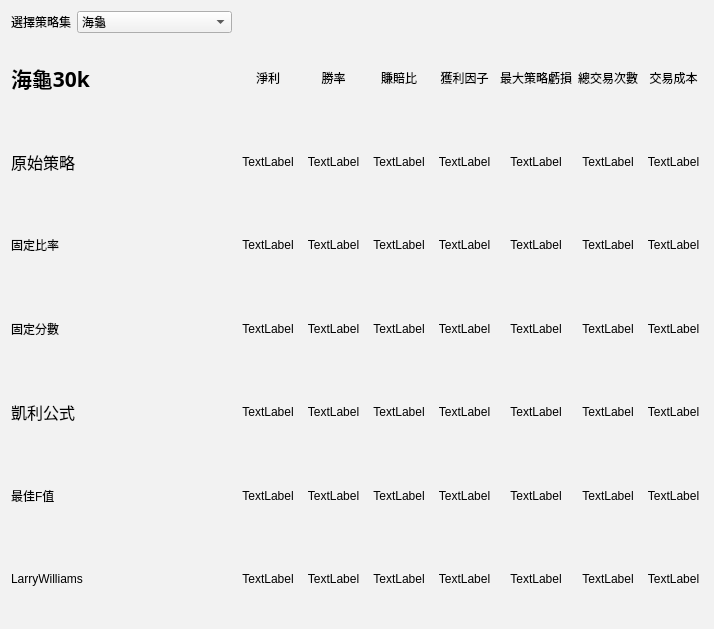
allen93075/Winner, file Read_txt_UI.ui: the form before one commit.
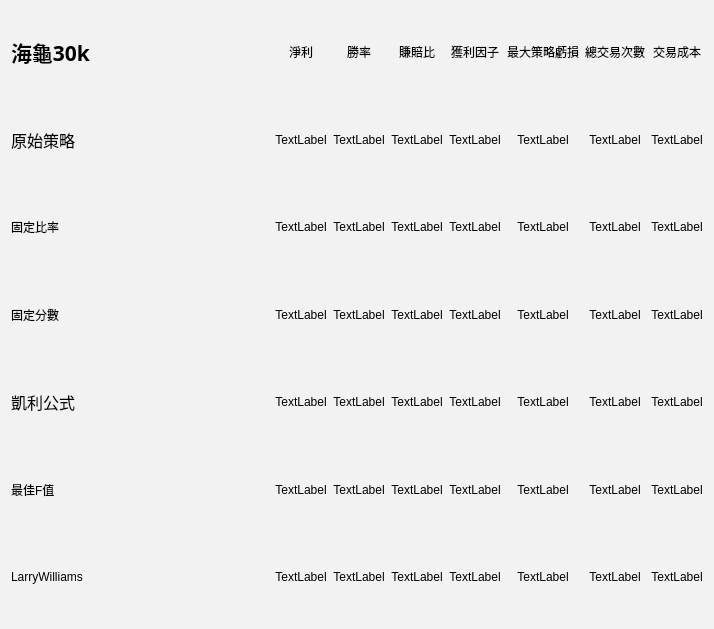
The form after the commit.

Commit message: 績效報表修改

Patch:
```diff
--- a/Read_txt_UI.ui
+++ b/Read_txt_UI.ui
@@ -29,7 +29,7 @@
    <string notr="true">background-color: rgb(242, 242, 242);</string>
   </property>
   <layout class="QGridLayout" name="gridLayout">
-   <item row="1" column="0">
+   <item row="0" column="0">
     <layout class="QVBoxLayout" name="verticalLayout">
      <item>
       <widget class="QLabel" name="title">
@@ -102,7 +102,7 @@
      </item>
     </layout>
    </item>
-   <item row="1" column="1">
+   <item row="0" column="1">
     <layout class="QHBoxLayout" name="horizontalLayout_2">
      <item>
       <layout class="QVBoxLayout" name="verticalLayout_3">
@@ -624,65 +624,6 @@
      </item>
     </layout>
    </item>
-   <item row="0" column="0">
-    <layout class="QHBoxLayout" name="horizontalLayout_4">
-     <item>
-      <widget class="QLabel" name="label_11">
-       <property name="sizePolicy">
-        <sizepolicy hsizetype="Minimum" vsizetype="Minimum">
-         <horstretch>0</horstretch>
-         <verstretch>0</verstretch>
-        </sizepolicy>
-       </property>
-       <property name="text">
-        <string>選擇策略集</string>
-       </property>
-      </widget>
-     </item>
-     <item>
-      <widget class="QComboBox" name="comboBox">
-       <item>
-        <property name="text">
-         <string>海龜</string>
-        </property>
-       </item>
-       <item>
-        <property name="text">
-         <string>移動均線(MA)</string>
-        </property>
-       </item>
-       <item>
-        <property name="text">
-         <string>區間突破(RangeBreak)</string>
-        </property>
-       </item>
-       <item>
-        <property name="text">
-         <string>BigBar</string>
-        </property>
-       </item>
-       <item>
-        <property name="text">
-         <string>CCI</string>
-        </property>
-       </item>
-      </widget>
-     </item>
-    </layout>
-   </item>
-   <item row="0" column="1">
-    <spacer name="horizontalSpacer">
-     <property name="orientation">
-      <enum>Qt::Horizontal</enum>
-     </property>
-     <property name="sizeHint" stdset="0">
-      <size>
-       <width>576</width>
-       <height>5</height>
-      </size>
-     </property>
-    </spacer>
-   </item>
   </layout>
  </widget>
  <resources/>
```
The commit also changes 2 other files.
